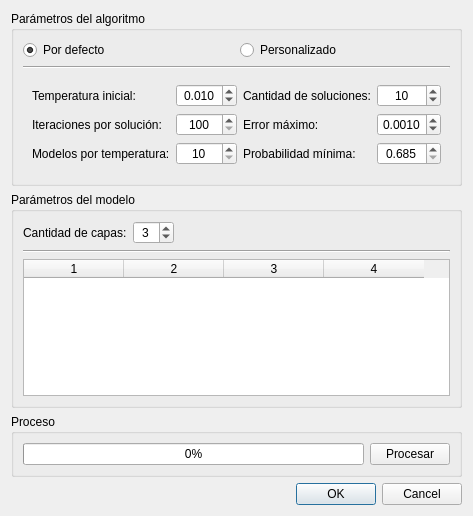
The window that QVES-App/Dialogs/VFSAInversionDialog.ui (joaconigro/QVES) describes before a commit, drawn with Qt 5.
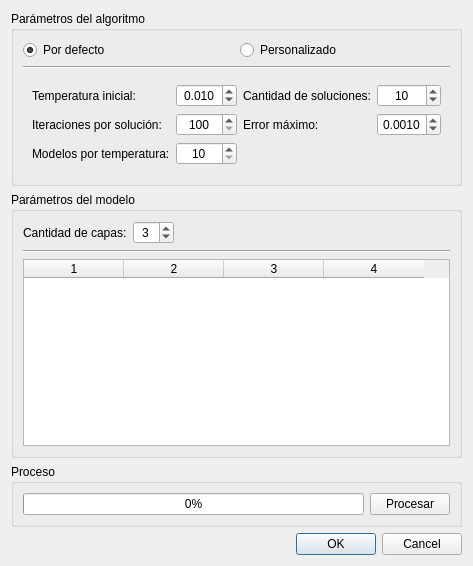
The same window after the commit.

Commit message: Removed probability model from VFSA and PDF calculations too. Renamed saved fields

```diff
--- a/QVES-App/Dialogs/VFSAInversionDialog.ui
+++ b/QVES-App/Dialogs/VFSAInversionDialog.ui
@@ -7,7 +7,7 @@
     <x>0</x>
     <y>0</y>
     <width>445</width>
-    <height>516</height>
+    <height>566</height>
    </rect>
   </property>
   <property name="sizePolicy">
@@ -63,13 +63,6 @@
          <enum>QFrame::Raised</enum>
         </property>
         <layout class="QGridLayout" name="gridLayout">
-         <item row="2" column="4">
-          <widget class="QLabel" name="pdfLabel">
-           <property name="text">
-            <string>Probabilidad mínima:</string>
-           </property>
-          </widget>
-         </item>
          <item row="1" column="5">
           <widget class="QDoubleSpinBox" name="errorDoubleSpinBox">
            <property name="alignment">
@@ -165,28 +158,6 @@
            </property>
           </widget>
          </item>
-         <item row="2" column="5">
-          <widget class="QDoubleSpinBox" name="pdfDoubleSpinBox">
-           <property name="alignment">
-            <set>Qt::AlignCenter</set>
-           </property>
-           <property name="decimals">
-            <number>3</number>
-           </property>
-           <property name="minimum">
-            <double>0.685000000000000</double>
-           </property>
-           <property name="maximum">
-            <double>0.997000000000000</double>
-           </property>
-           <property name="singleStep">
-            <double>0.005000000000000</double>
-           </property>
-           <property name="value">
-            <double>0.685000000000000</double>
-           </property>
-          </widget>
-         </item>
          <item row="0" column="1">
           <widget class="QDoubleSpinBox" name="temperatureDoubleSpinBox">
            <property name="alignment">
```
Left out of the diff: 1 changed line with no effect on the pictures. The commit also changes 36 other files.
